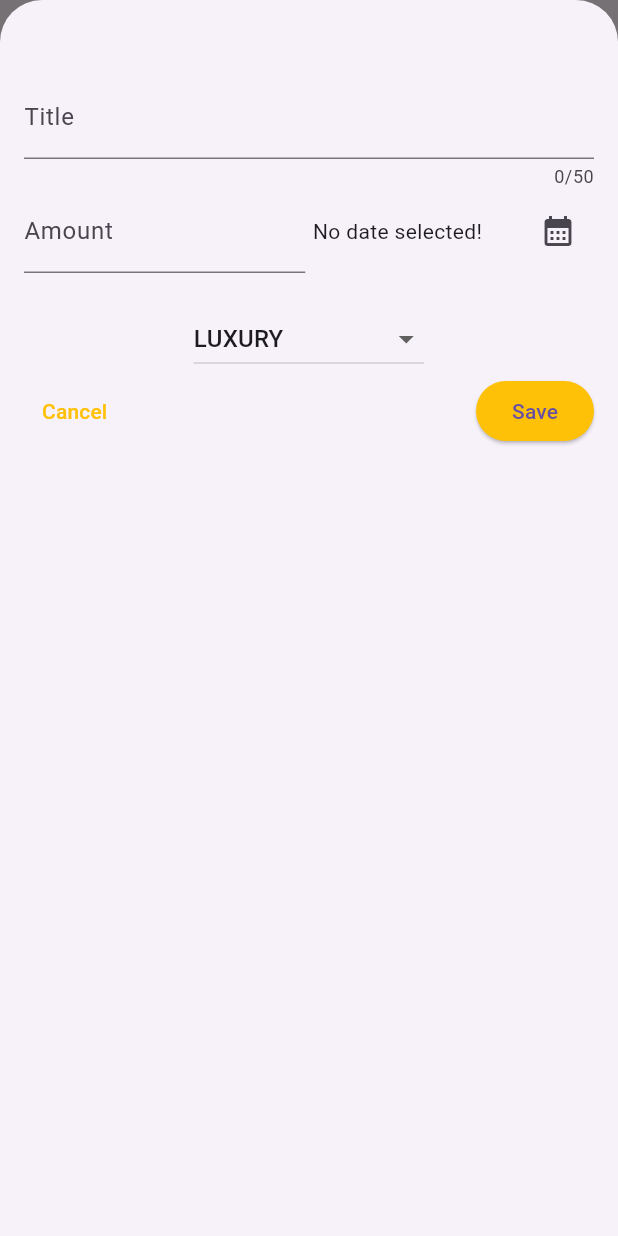
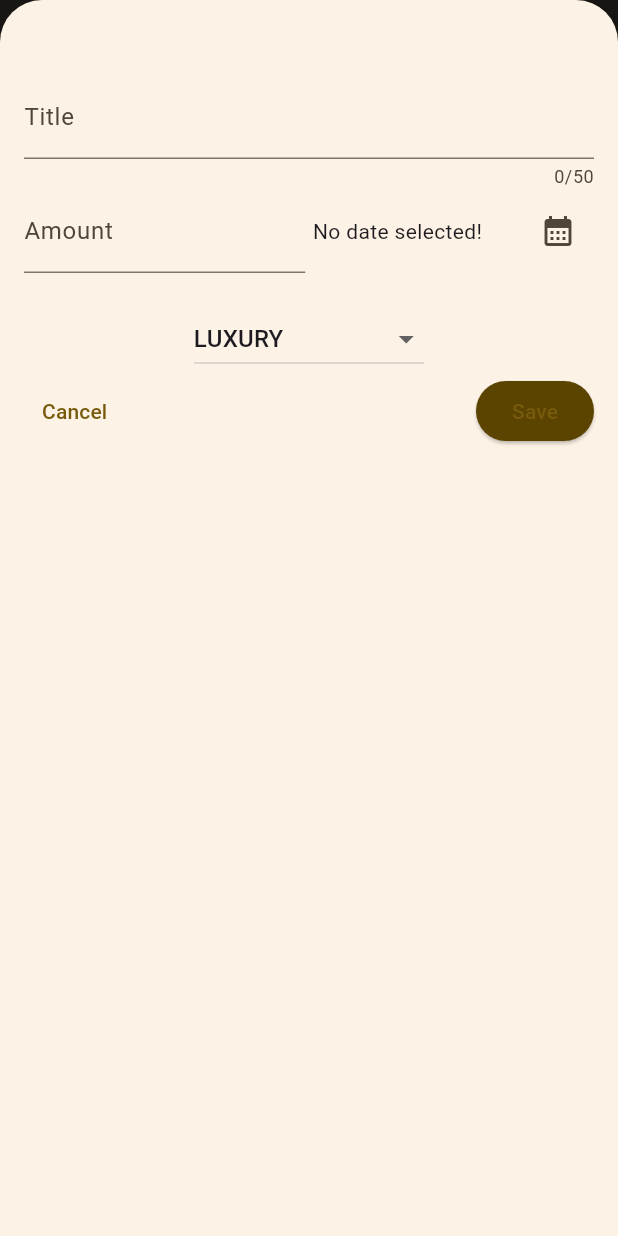
Before and after one commit to jayashz/Expense-tracker-flutter, a Flutter app: the screen it shows after launch, after a tap on the "add" icon, on a phone screen of 412 x 824 dp. Run offline on Flutter 3.47's test engine with Material 3 defaults, Android fonts, the phone set to English and light mode, and no system bars.

Commit message:
Feat: added chart

```diff
--- a/lib/main.dart
+++ b/lib/main.dart
@@ -1,10 +1,35 @@
 import 'package:expense_tracker/widgets/expenses.dart';
 import 'package:flutter/material.dart';
+import 'package:flutter/services.dart';
+
+var kColorScheme = ColorScheme.fromSeed(seedColor: Colors.amber);
 
 void main() {
-  runApp(
-    const MaterialApp(
-      home: Expenses(),
-    ),
-  );
+  WidgetsFlutterBinding.ensureInitialized();
+  SystemChrome.setPreferredOrientations([
+    DeviceOrientation.portraitUp,
+  ]).then((fn) {
+    runApp(
+      MaterialApp(
+        theme: ThemeData().copyWith(
+          colorScheme: kColorScheme,
+          appBarTheme: AppBarTheme(
+            backgroundColor: kColorScheme.inverseSurface,
+            foregroundColor: kColorScheme.onPrimary,
+            titleTextStyle:
+                TextStyle(fontSize: 24, fontWeight: FontWeight.bold),
+          ),
+          cardTheme: CardTheme().copyWith(
+            margin: const EdgeInsets.symmetric(vertical: 8, horizontal: 16),
+          ),
+          elevatedButtonTheme: ElevatedButtonThemeData(
+            style: ElevatedButton.styleFrom(
+                backgroundColor: kColorScheme.onPrimaryContainer),
+          ),
+        ),
+        home: Expenses(),
+        darkTheme: ThemeData.dark(),
+      ),
+    );
+  });
 }
--- a/lib/model/expense.dart
+++ b/lib/model/expense.dart
@@ -23,6 +23,7 @@ class Expense {
       required this.title,
       required this.category})
       : id = uuid.v4();
+
   final String id;
   final String title;
   final double amount;
@@ -33,3 +34,25 @@ class Expense {
     return formatter.format(date);
   }
 }
+
+class ExpenseBucket {
+  const ExpenseBucket({
+    required this.category,
+    required this.expenses,
+  });
+  final Category category;
+  final List<Expense> expenses;
+
+  ExpenseBucket.forCategory(List<Expense> allExpenses, this.category)
+      : expenses = allExpenses
+            .where((expense) => expense.category == category)
+            .toList();
+
+  double get totalExpenses {
+    double sum = 0;
+    for (final expense in expenses) {
+      sum += expense.amount;
+    }
+    return sum;
+  }
+}
--- /dev/null
+++ b/lib/widgets/chart/chart.dart
@@ -0,0 +1,95 @@
+import 'package:expense_tracker/model/expense.dart';
+import 'package:expense_tracker/widgets/chart/chart_bar.dart';
+import 'package:flutter/material.dart';
+
+class Chart extends StatelessWidget {
+  const Chart({super.key, required this.expenses});
+
+  final List<Expense> expenses;
+
+  List<ExpenseBucket> get buckets {
+    return [
+      ExpenseBucket.forCategory(expenses, Category.food),
+      ExpenseBucket.forCategory(expenses, Category.luxury),
+      ExpenseBucket.forCategory(expenses, Category.travel),
+      ExpenseBucket.forCategory(expenses, Category.work),
+      ExpenseBucket.forCategory(expenses, Category.entertainment),
+    ];
+  }
+
+  double get maxTotalExpense {
+    double maxTotalExpense = 0;
+
+    for (final bucket in buckets) {
+      if (bucket.totalExpenses > maxTotalExpense) {
+        maxTotalExpense = bucket.totalExpenses;
+      }
+    }
+
+    return maxTotalExpense;
+  }
+
+  @override
+  Widget build(BuildContext context) {
+    final isDarkMode =
+        MediaQuery.of(context).platformBrightness == Brightness.dark;
+    return Container(
+      margin: const EdgeInsets.all(16),
+      padding: const EdgeInsets.symmetric(
+        vertical: 16,
+        horizontal: 8,
+      ),
+      width: double.infinity,
+      height: 180,
+      decoration: BoxDecoration(
+        borderRadius: BorderRadius.circular(8),
+        gradient: LinearGradient(
+          colors: [
+            Theme.of(context).colorScheme.primary.withOpacity(0.3),
+            Theme.of(context).colorScheme.primary.withOpacity(0.0)
+          ],
+          begin: Alignment.bottomCenter,
+          end: Alignment.topCenter,
+        ),
+      ),
+      child: Column(
+        children: [
+          Expanded(
+            child: Row(
+              crossAxisAlignment: CrossAxisAlignment.end,
+              children: [
+                for (final bucket in buckets) // alternative to map()
+                  ChartBar(
+                    fill: bucket.totalExpenses == 0
+                        ? 0
+                        : bucket.totalExpenses / maxTotalExpense,
+                  )
+              ],
+            ),
+          ),
+          const SizedBox(height: 12),
+          Row(
+            children: buckets
+                .map(
+                  (bucket) => Expanded(
+                    child: Padding(
+                      padding: const EdgeInsets.symmetric(horizontal: 4),
+                      child: Icon(
+                        categoryIcons[bucket.category],
+                        color: isDarkMode
+                            ? Theme.of(context).colorScheme.secondary
+                            : Theme.of(context)
+                                .colorScheme
+                                .primary
+                                .withOpacity(0.7),
+                      ),
+                    ),
+                  ),
+                )
+                .toList(),
+          )
+        ],
+      ),
+    );
+  }
+}
--- /dev/null
+++ b/lib/widgets/chart/chart_bar.dart
@@ -0,0 +1,34 @@
+import 'package:flutter/material.dart';
+
+class ChartBar extends StatelessWidget {
+  const ChartBar({
+    super.key,
+    required this.fill,
+  });
+
+  final double fill;
+
+  @override
+  Widget build(BuildContext context) {
+    final isDarkMode =
+        MediaQuery.of(context).platformBrightness == Brightness.dark;
+    return Expanded(
+      child: Padding(
+        padding: const EdgeInsets.symmetric(horizontal: 4),
+        child: FractionallySizedBox(
+          heightFactor: fill,
+          child: DecoratedBox(
+            decoration: BoxDecoration(
+              shape: BoxShape.rectangle,
+              borderRadius:
+                  const BorderRadius.vertical(top: Radius.circular(8)),
+              color: isDarkMode
+                  ? Theme.of(context).colorScheme.secondary
+                  : Theme.of(context).colorScheme.primary.withOpacity(0.65),
+            ),
+          ),
+        ),
+      ),
+    );
+  }
+}
--- a/lib/widgets/expenses.dart
+++ b/lib/widgets/expenses.dart
@@ -1,3 +1,4 @@
+import 'package:expense_tracker/widgets/chart/chart.dart';
 import 'package:expense_tracker/widgets/expenses_list/expense_list.dart';
 import 'package:expense_tracker/model/expense.dart';
 import 'package:expense_tracker/widgets/new_expense.dart';
@@ -49,6 +50,7 @@ class _ExpensesState extends State<Expenses> {
     setState(() {
       _registeredExpenses.remove(expense);
     });
+    ScaffoldMessenger.of(context).clearSnackBars();
     ScaffoldMessenger.of(context).showSnackBar(
       SnackBar(
         duration: Duration(seconds: 2),
@@ -95,7 +97,7 @@ class _ExpensesState extends State<Expenses> {
       ),
       body: Column(
         children: [
-          const Text('The Chart'),
+          Chart(expenses: _registeredExpenses),
           Expanded(
             child: mainContent,
           )
--- a/lib/widgets/expenses_list/expense_item.dart
+++ b/lib/widgets/expenses_list/expense_item.dart
@@ -1,5 +1,3 @@
-import 'dart:math';
-
 import 'package:expense_tracker/model/expense.dart';
 import 'package:flutter/material.dart';
 
@@ -14,20 +12,27 @@ class ExpenseItems extends StatelessWidget {
         padding: const EdgeInsets.symmetric(horizontal: 20, vertical: 16),
         child: Column(
           children: [
-            Text(expense.title),
-            const SizedBox(
-              height: 4,
+            Text(
+              expense.title,
+              style: TextStyle(fontSize: 17, fontWeight: FontWeight.bold),
             ),
+            const SizedBox(height: 15),
             Row(
               mainAxisAlignment: MainAxisAlignment.spaceBetween,
               children: [
-                Text('Rs.${expense.amount.toString()}'),
+                Text(
+                  'Rs.${expense.amount.toString()}',
+                  style: TextStyle(fontSize: 16),
+                ),
                 const Spacer(),
                 Row(
                   children: [
                     Icon(categoryIcons[expense.category]),
                     const SizedBox(width: 4),
-                    Text(expense.formatedDate)
+                    Text(
+                      expense.formatedDate,
+                      style: TextStyle(fontSize: 16),
+                    )
                   ],
                 ),
               ],
--- a/lib/widgets/expenses_list/expense_list.dart
+++ b/lib/widgets/expenses_list/expense_list.dart
@@ -1,5 +1,3 @@
-import 'dart:math';
-
 import 'package:expense_tracker/model/expense.dart';
 import 'package:expense_tracker/widgets/expenses_list/expense_item.dart';
 import 'package:flutter/material.dart';
@@ -16,6 +14,17 @@ class ExpenseList extends StatelessWidget {
     return ListView.builder(
       itemCount: expeneses.length,
       itemBuilder: (ctx, index) => Dismissible(
+        background: Container(
+          color: Theme.of(context).colorScheme.error,
+          margin: EdgeInsets.symmetric(horizontal: 18),
+          child: Align(
+            alignment: Alignment.centerRight,
+            child: Icon(
+              Icons.delete,
+              size: 39,
+            ),
+          ),
+        ),
         key: ValueKey(expeneses[index]),
         onDismissed: (direction) {
           onRemoveExpense(expeneses[index]);
--- a/lib/widgets/new_expense.dart
+++ b/lib/widgets/new_expense.dart
@@ -1,5 +1,3 @@
-import 'dart:math';
-
 import 'package:expense_tracker/model/expense.dart';
 import 'package:flutter/material.dart';
 import 'package:intl/intl.dart';
@@ -114,7 +112,6 @@ class _NewExpenseState extends State<NewExpense> {
           ),
           const SizedBox(height: 20),
           DropdownButton(
-              dropdownColor: Colors.amber,
               borderRadius: BorderRadius.all(Radius.circular(10)),
               value: _selectedCategory,
               items: Category.values
@@ -135,14 +132,12 @@ class _NewExpenseState extends State<NewExpense> {
             mainAxisAlignment: MainAxisAlignment.spaceBetween,
             children: [
               TextButton(
-                style: TextButton.styleFrom(foregroundColor: Colors.amber),
                 onPressed: () {
                   Navigator.pop(context);
                 },
                 child: Text('Cancel'),
               ),
               ElevatedButton(
-                style: ElevatedButton.styleFrom(backgroundColor: Colors.amber),
                 onPressed: submitForm,
                 child: Text('Save'),
               ),
--- a/pubspec.yaml
+++ b/pubspec.yaml
@@ -37,6 +37,7 @@ dependencies:
   cupertino_icons: ^1.0.8
   uuid: ^4.5.1
   intl: ^0.20.0
+  google_fonts: ^6.2.1
 
 dev_dependencies:
   flutter_test:
```
Also changed, not shown: pubspec.lock, 11 other files.
